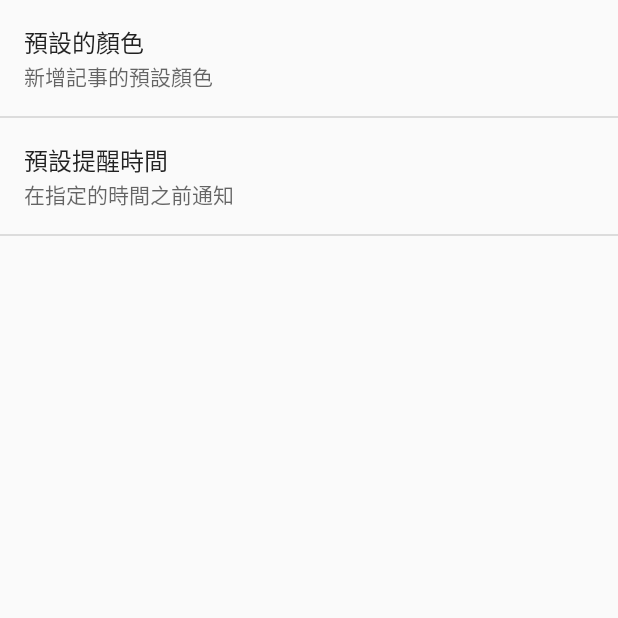
After one commit to Claire0505/Garbage_Truck, an Android app: the PrefActivity screen opened directly, with no data from a screen before it, on a phone screen of 412 x 824 dp, the top half of it. The commit adds this screen. Run offline under Robolectric (Android 15) with nearby library versions, the phone set to English and light mode, and no system bars; network calls fail.

Commit message:
1.新增PrefActivity和 mypreference.xml 來記錄記事預色的顏色

```diff
--- /dev/null
+++ b/app/src/main/java/com/admin/claire/garbag_truck/preference/PrefActivity.java
@@ -0,0 +1,50 @@
+package com.admin.claire.garbag_truck.preference;
+
+import android.content.SharedPreferences;
+import android.os.Bundle;
+import android.preference.Preference;
+import android.preference.PreferenceActivity;
+import android.preference.PreferenceManager;
+import android.support.annotation.Nullable;
+
+import com.admin.claire.garbag_truck.NotesActivity;
+import com.admin.claire.garbag_truck.NotesItem;
+import com.admin.claire.garbag_truck.R;
+
+/**
+ * Created by claire on 2017/5/16.
+ */
+
+public class PrefActivity extends PreferenceActivity {
+    // 加入欄位變數宣告
+    private SharedPreferences sharedPreferences;
+    private Preference defaultColor;
+
+    @Override
+    protected void onCreate(@Nullable Bundle savedInstanceState) {
+        super.onCreate(savedInstanceState);
+        // 指定使用的設定畫面配置資源
+        // 這行敘述從API Level 11開始會產生警告訊息
+        // 不過不會影響應用程式的運作
+        addPreferencesFromResource(R.xml.mypreference);
+
+        // 讀取顏色設定元件
+        defaultColor = (Preference)findPreference("DEFAULT_COLOR");
+        // 建立SharedPreferences物件
+        sharedPreferences =
+                PreferenceManager.getDefaultSharedPreferences(this);
+    }
+
+    @Override
+    protected void onResume() {
+        super.onResume();
+        // 讀取設定的預設顏色
+        int color = sharedPreferences.getInt("DEFAULT_COLOR", -1);
+
+        if (color != -1) {
+            // 設定顏色說明
+            defaultColor.setSummary(getString(R.string.default_color_summary) +
+                    ": " + NotesActivity.getColors(color));
+        }
+    }
+}
--- a/app/src/main/res/values/strings.xml
+++ b/app/src/main/res/values/strings.xml
@@ -33,4 +33,26 @@
         <item>文山區</item>
     </string-array>
 
+    <string name="default_color">預設的顏色</string>
+    <string name="default_color_summary">新增記事的預設顏色</string>
+
+    <string name="default_notify">預設提醒時間</string>
+    <string name="default_notify_summary">在指定的時間之前通知</string>
+
+    <string-array name="notify_minutes_array">
+        <item>五分鐘</item>
+        <item>十分鐘</item>
+        <item>二十分鐘</item>
+        <item>三十分鐘</item>
+        <item>六十分鐘</item>
+    </string-array>
+
+    <string-array name="notify_minutes_value_array">
+        <item>5</item>
+        <item>10</item>
+        <item>20</item>
+        <item>30</item>
+        <item>60</item>
+    </string-array>
+
 </resources>
--- /dev/null
+++ b/app/src/main/res/xml/mypreference.xml
@@ -0,0 +1,31 @@
+<?xml version="1.0" encoding="utf-8"?>
+<PreferenceScreen xmlns:android="http://schemas.android.com/apk/res/android">
+    <!-- 預設顏色 -->
+    <!-- android:key 設定資料名稱 -->
+    <!-- android:title 設定畫面上顯示的標題 -->
+    <!-- android:summary 設定畫面上顯示的說明 -->
+    <Preference
+        android:key="DEFAULT_COLOR"
+        android:title="@string/default_color"
+        android:summary="@string/default_color_summary">
+
+        <!-- 啟動選擇顏色元件 -->
+        <intent
+            android:action="com.admin.claire.garbag_truck.CHOOSE_COLOR"
+            android:targetPackage="com.admin.claire.garbag_truck"
+            android:targetClass="com.admin.claire.garbag_truck.ColorActivity"/>
+    </Preference>
+
+    <!-- 預設提醒時間 -->
+    <!-- android:entries 設定畫面顯示選項內容的陣列資源 -->
+    <!-- android:entriyValues 設定儲存選項資料的陣列資源 -->
+    <!-- android:defaultValue 設定選項預設項目編號 -->
+    <ListPreference
+        android:key="NOTIFY_MINUTES"
+        android:title="@string/default_notify"
+        android:summary="@string/default_notify_summary"
+        android:entries="@array/notify_minutes_array"
+        android:entryValues="@array/notify_minutes_value_array"
+        android:defaultValue="5" />
+
+</PreferenceScreen>
```
Also changed, not shown: app/src/main/AndroidManifest.xml (+12 -2 lines), app/src/main/java/com/admin/claire/garbag_truck/ColorActivity.java (+23 -4 lines), app/src/main/java/com/admin/claire/garbag_truck/MainActivity.java (+8 -0 lines), app/src/main/java/com/admin/claire/garbag_truck/NotesActivity.java (+9 -1 lines), app/src/main/res/menu/menu.xml (+7 -0 lines).
